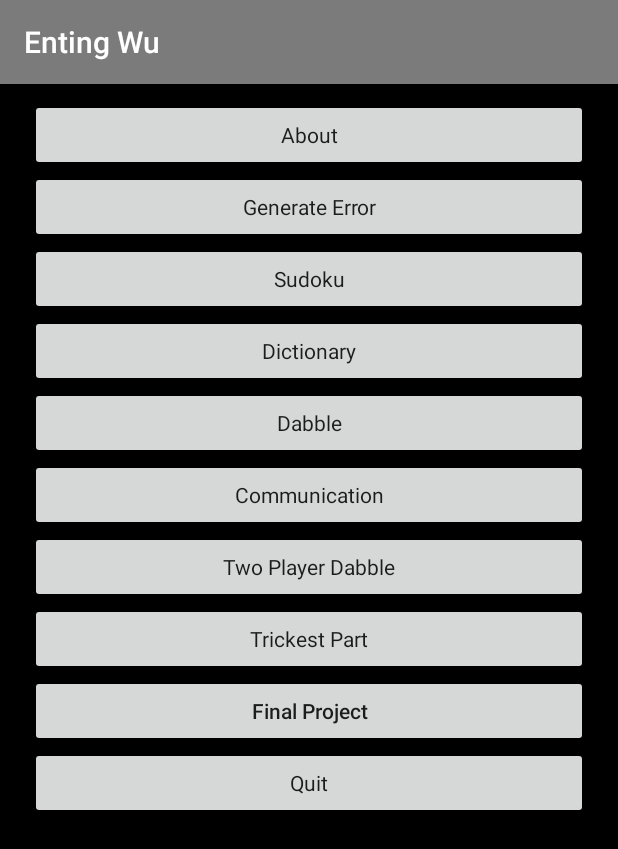
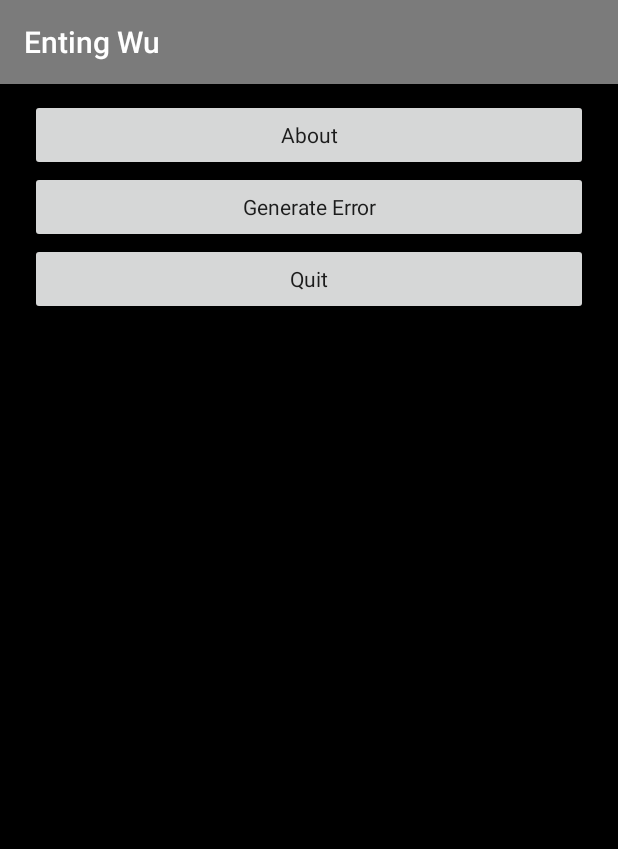
Before and after one commit to entingwu/wordGame, an Android app: the screen it shows after launch (MainMenu), after a tap on "Generate Error", on a phone screen of 412 x 824 dp. Shown: the top 849 px of the screen. Run offline under Robolectric (Android 15) with nearby library versions, the phone set to English and light mode, and no system bars; 1 statement that could not run was skipped.

Commit message:
Remove the stuff which is not required in assignment1

```diff
--- a/app/src/main/AndroidManifest.xml
+++ b/app/src/main/AndroidManifest.xml
@@ -21,10 +21,6 @@
             android:name=".assignment1.AboutMe"
             android:label="@string/title_about" />
 
-        <activity
-            android:name=".sudoku.AboutSudoku"
-            android:label="@string/title_sudoku" />
-
     </application>
 
 </manifest>
--- a/app/src/main/java/edu/neu/madcourse/entingwu/assignment1/MainMenu.java
+++ b/app/src/main/java/edu/neu/madcourse/entingwu/assignment1/MainMenu.java
@@ -6,7 +6,6 @@ import android.os.Bundle;
 import android.view.View;
 import android.widget.Button;
 import edu.neu.madcourse.entingwu.R;
-import edu.neu.madcourse.entingwu.sudoku.AboutSudoku;
 
 public class MainMenu extends AppCompatActivity {
 
@@ -24,7 +23,7 @@ public class MainMenu extends AppCompatActivity {
         });
     }
 
-    /** Called when the user clicks the AboutSudoku button */
+    /** Called when the user clicks the About button */
     public void displayAbout(View view) {
         Intent intent = new Intent(this, AboutMe.class);
         startActivity(intent);
@@ -32,13 +31,8 @@ public class MainMenu extends AppCompatActivity {
 
     /** Test Runtime Error */
     public void generateError(View view) {
-        char[] chars = new char[1];
+        char[] str = new char[1];
         Button button = (Button) findViewById(R.id.button2);
-        button.setText(chars[2]);
-    }
-
-    public void startSudoku(View view) {
-        Intent intent = new Intent(this, AboutSudoku.class);
-        startActivity(intent);
+        button.setText(str[2]);
     }
 }
--- a/app/src/main/res/layout/activity_main.xml
+++ b/app/src/main/res/layout/activity_main.xml
@@ -35,44 +35,6 @@
                 style="@style/ButtonDefaultStyle" />
 
             <Button
-                android:text="@string/button_label_3"
-                android:id="@+id/button3"
-                android:onClick="startSudoku"
-                style="@style/ButtonDefaultStyle" />
-
-            <Button
-                android:text="@string/button_label_4"
-                android:id="@+id/button4"
-                style="@style/ButtonDefaultStyle" />
-
-            <Button
-                android:text="@string/button_label_5"
-                android:id="@+id/button5"
-                style="@style/ButtonDefaultStyle"/>
-
-            <Button
-                android:text="@string/button_label_6"
-                android:id="@+id/button6"
-                style="@style/ButtonDefaultStyle" />
-
-            <Button
-                android:text="@string/button_label_7"
-                android:id="@+id/button7"
-                style="@style/ButtonDefaultStyle" />
-
-            <Button
-                android:text="@string/button_label_8"
-                android:id="@+id/button8"
-                style="@style/ButtonDefaultStyle"/>
-
-            <Button
-                android:text="@string/button_label_9"
-                android:textAllCaps="false"
-                android:layout_width="match_parent"
-                android:layout_height="wrap_content"
-                android:id="@+id/button9" />
-
-            <Button
                 android:text="@string/button_label_10"
                 android:id="@+id/button10"
                 style="@style/ButtonDefaultStyle"/>
--- a/app/src/main/res/values/strings.xml
+++ b/app/src/main/res/values/strings.xml
@@ -20,11 +20,5 @@
     <string name="button_label_9">Final Project</string>
     <string name="button_label_10">Quit</string>
 
-    <string name="android_sudoku">Android Sudoku</string>
-    <string name="button_sudoku_1">Continue</string>
-    <string name="button_sudoku_2">New Game</string>
-    <string name="button_sudoku_3">About</string>
-    <string name="button_sudoku_4">Exit</string>
-
     <string name="error_message">error</string>
 </resources>
```
Also changed, not shown: app/src/main/java/edu/neu/madcourse/entingwu/sudoku/AboutSudoku.java (deleted, +0 -15 lines), app/src/main/res/layout/activity_about_sudoku.xml (deleted, +0 -59 lines).
